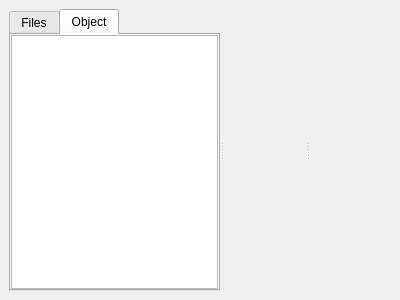
The window that qteditor/QtEditor/materialmanager.ui (nem0/LumixEngine) describes before a commit, drawn with Qt 5.
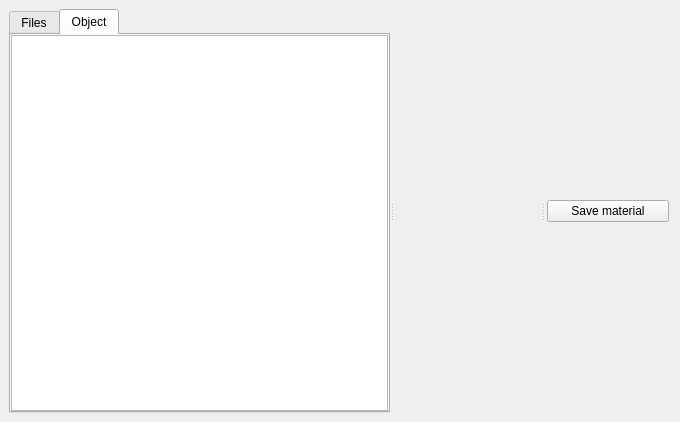
The same window after the commit. Custom widgets are drawn as their Qt base class.

Commit message: material manager - WIP

```diff
--- a/qteditor/QtEditor/materialmanager.ui
+++ b/qteditor/QtEditor/materialmanager.ui
@@ -6,8 +6,8 @@
    <rect>
     <x>0</x>
     <y>0</y>
-    <width>400</width>
-    <height>300</height>
+    <width>680</width>
+    <height>422</height>
    </rect>
   </property>
   <property name="windowTitle">
@@ -70,7 +70,32 @@
        </widget>
       </widget>
       <widget class="RenderDeviceWidget" name="previewWidget" native="true"/>
-      <widget class="QWidget" name="widget_2" native="true"/>
+      <widget class="QWidget" name="materialProperties" native="true">
+       <layout class="QVBoxLayout" name="verticalLayout_4">
+        <property name="leftMargin">
+         <number>2</number>
+        </property>
+        <property name="topMargin">
+         <number>2</number>
+        </property>
+        <property name="rightMargin">
+         <number>2</number>
+        </property>
+        <property name="bottomMargin">
+         <number>2</number>
+        </property>
+        <item>
+         <layout class="QFormLayout" name="materialPropertiesLayout"/>
+        </item>
+        <item>
+         <widget class="QPushButton" name="saveMaterialButton">
+          <property name="text">
+           <string>Save material</string>
+          </property>
+         </widget>
+        </item>
+       </layout>
+      </widget>
      </widget>
     </item>
    </layout>
```
The commit also changes 9 other files.
